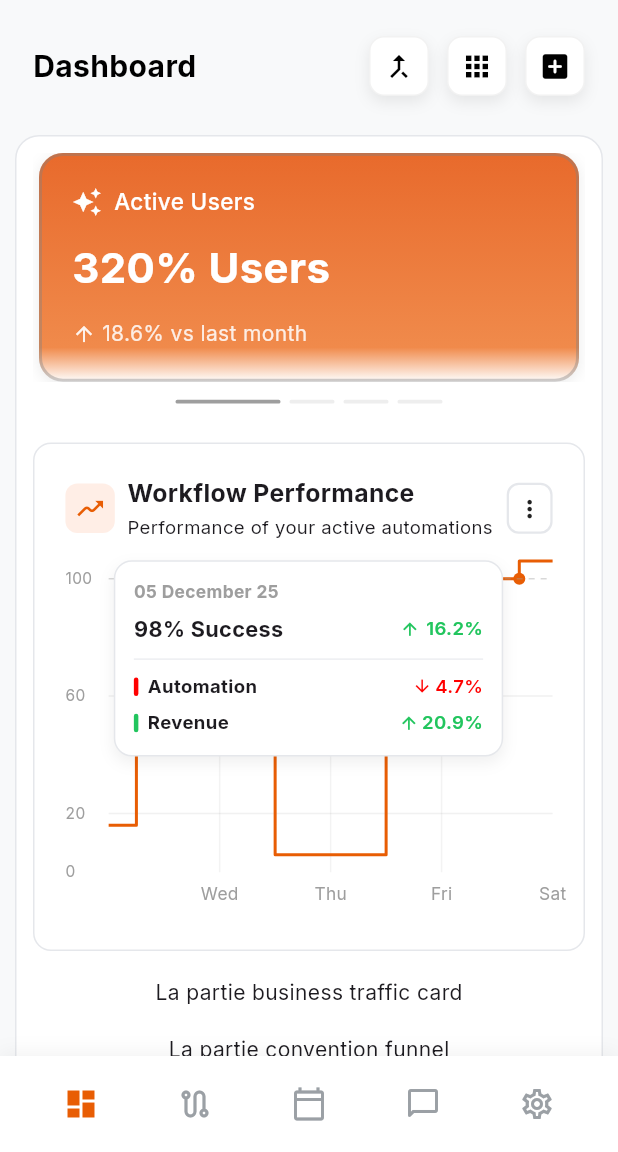
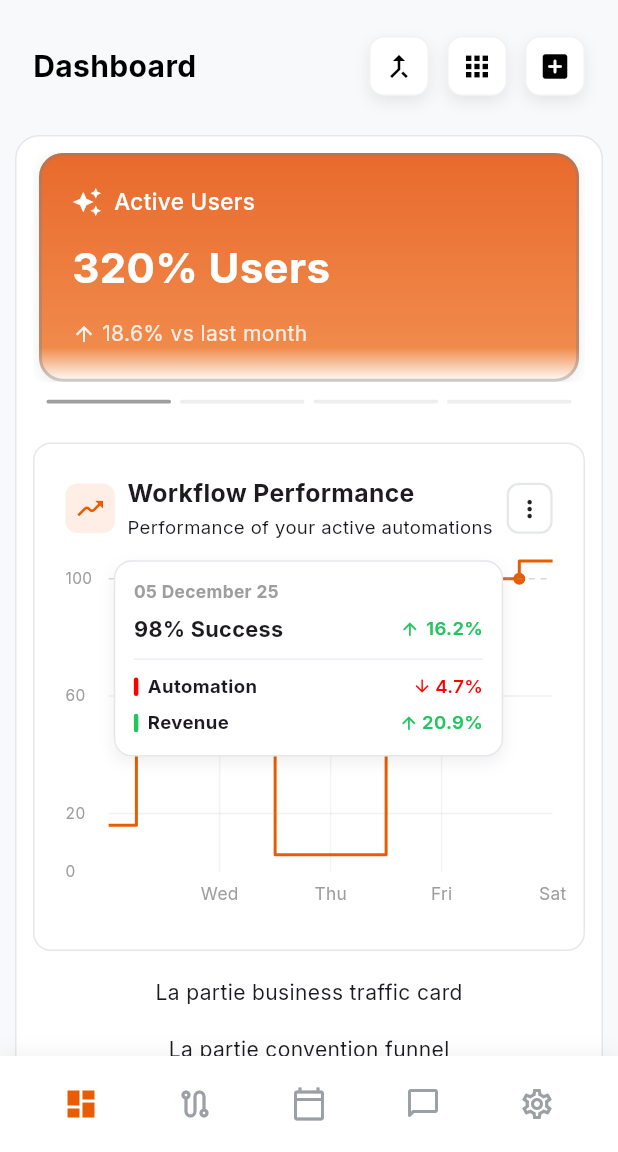
Before and after one commit to HE11032006/Mare_Flutter, a Flutter app: the screen it shows after launch, on a phone screen of 412 x 824 dp, the part 84-1236 px from its top. Run offline on Flutter 3.47's test engine with Material 3 defaults, Android fonts, the phone set to English and light mode, and no system bars; drawn by our look-alikes of fl_chart, flutter_animate; our stand-ins replace google_fonts.

Commit message:
Modification largeur des indicateurs de slides

```diff
--- a/lib/widget/cards/efficiency_slide_card.dart
+++ b/lib/widget/cards/efficiency_slide_card.dart
@@ -151,9 +151,10 @@ class _EfficiencySlideCardState extends State<EfficiencySlideCard> {
 
     // cette partie on a du reduire la taille du pageIndicator et rendre ça dynamique pour chaque taille d'ecran
     return AnimatedContainer(
-      duration: const Duration(milliseconds: 150),
-      curve: Curves.easeInOut,
-      width: isActive ? dynamicWidth.clamp(50.0, 70.0) : (dynamicWidth * 0.5).clamp(8.0, 30.0),
+      duration: const Duration(milliseconds: 120),
+      curve: Curves.easeIn,
+      // width: isActive ? dynamicWidth.clamp(50.0, 70.0) : (dynamicWidth * 0.5).clamp(8.0, 30.0),
+      width: dynamicWidth.clamp(50.0, 90.0),
       height: 2.5,
       margin: const EdgeInsets.symmetric(horizontal: 3),
       decoration: BoxDecoration(
```
